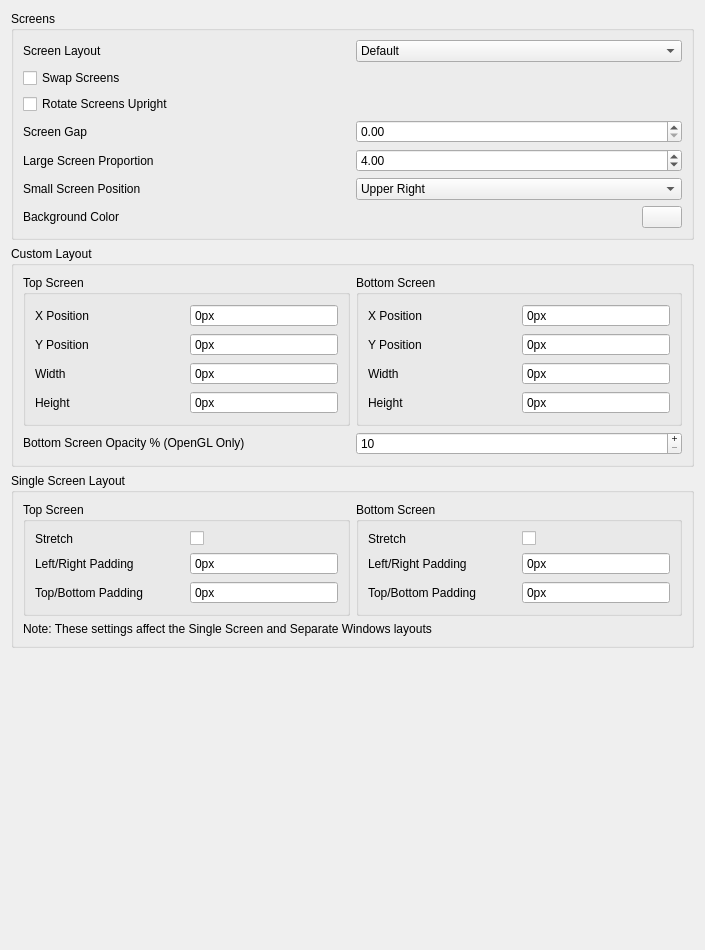
Before: the Qt Designer form src/citra_qt/configuration/configure_layout.ui in amwatson/CitraVR, drawn with Qt 5.
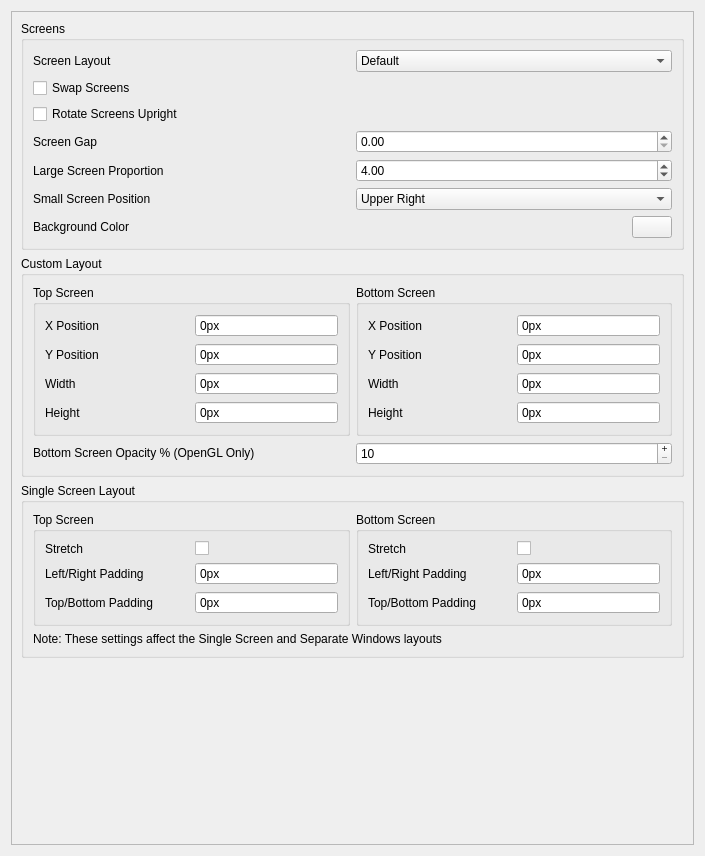
After: the same form once the commit is applied.

Commit message: Add scroll to layout page (graphics)

Patch:
```diff
--- a/src/citra_qt/configuration/configure_layout.ui
+++ b/src/citra_qt/configuration/configure_layout.ui
@@ -7,7 +7,7 @@
     <x>0</x>
     <y>0</y>
     <width>705</width>
-    <height>950</height>
+    <height>856</height>
    </rect>
   </property>
   <property name="minimumSize">
@@ -19,7 +19,22 @@
   <property name="windowTitle">
    <string>Form</string>
   </property>
-  <layout class="QVBoxLayout" name="verticalLayout_2">
+  <layout class="QHBoxLayout" name="horizontalLayout">
+   <item>
+    <widget class="QScrollArea" name="scrollArea">
+     <property name="widgetResizable">
+      <bool>true</bool>
+     </property>
+     <widget class="QWidget" name="scrollAreaWidgetContents">
+      <property name="geometry">
+       <rect>
+        <x>0</x>
+        <y>0</y>
+        <width>689</width>
+        <height>840</height>
+       </rect>
+      </property>
+      <layout class="QVBoxLayout" name="verticalLayout">
    <item>
     <widget class="QGroupBox" name="layout_group">
      <property name="enabled">
@@ -132,13 +147,13 @@
          <item>
           <widget class="QDoubleSpinBox" name="screen_gap">
            <property name="minimum">
-            <double>0.0</double>
+                <double>0.000000000000000</double>
            </property>
            <property name="maximum">
-            <double>720.0</double>
+                <double>720.000000000000000</double>
            </property>
            <property name="value">
-            <double>0.0</double>
+                <double>0.000000000000000</double>
            </property>
           </widget>
          </item>
@@ -146,7 +161,7 @@
        </widget>
       </item>
       <item>
-       <widget class="QWidget" name="widget" native="true">
+           <widget class="QWidget" name="widget_2" native="true">
         <layout class="QHBoxLayout" name="proportion_layout">
          <property name="leftMargin">
           <number>0</number>
@@ -161,7 +176,7 @@
           <number>0</number>
          </property>
          <item>
-          <widget class="QLabel" name="label_3">
+              <widget class="QLabel" name="label_4">
            <property name="text">
             <string>Large Screen Proportion</string>
            </property>
@@ -694,14 +709,10 @@
    </item>
   </layout>
  </widget>
- <tabstops>
-  <tabstop>layout_combobox</tabstop>
-  <tabstop>toggle_swap_screen</tabstop>
-  <tabstop>toggle_upright_screen</tabstop>
-  <tabstop>large_screen_proportion</tabstop>
-  <tabstop>small_screen_position_combobox</tabstop>
-  <tabstop>bg_button</tabstop>
- </tabstops>
+    </widget>
+   </item>
+  </layout>
+ </widget>
  <resources/>
  <connections/>
 </ui>
```
Left out of the diff: 30 changed lines with no effect on the pictures. Lines whose indentation alone changed are shown as unchanged.
